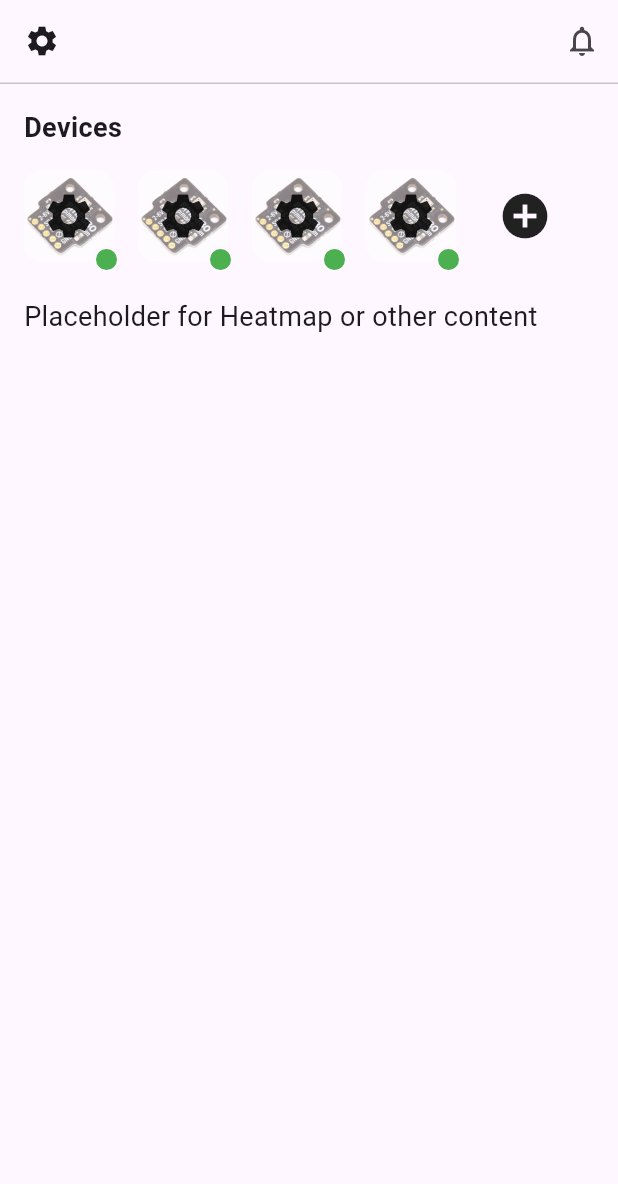
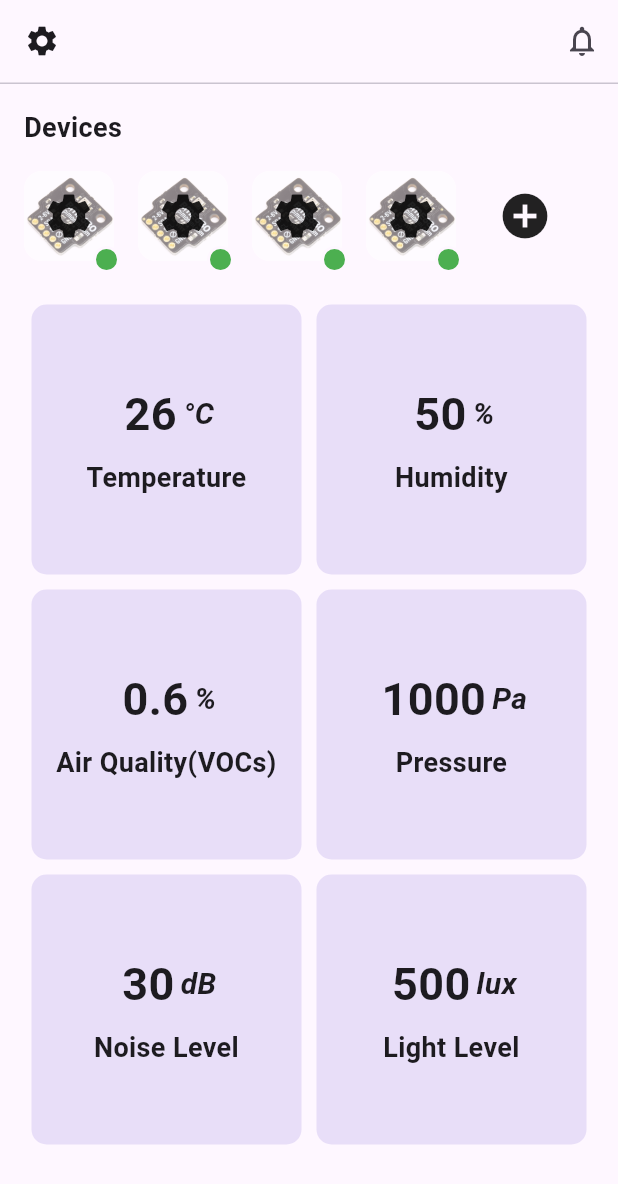
Before and after one commit to Canti-IoT/Canti-Hub, a Flutter app: the screen it shows after launch, on a phone screen of 412 x 824 dp. Shown: the top 1184 px of the screen. Run offline on Flutter 3.47's test engine with Material 3 defaults, Android fonts, the phone set to English and light mode, and no system bars; our stand-ins replace drift, permission_handler, shared_preferences, syncfusion_flutter_sliders; missing offline and left inert: flutter_foreground_task, flutter_octicons, syncfusion_flutter_core; accounts and stored records are empty; generated files the repository leaves out were written again.

Commit message:
feat: implement dynamic list/grid view

```diff
--- a/lib/l10n/app_en.arb
+++ b/lib/l10n/app_en.arb
@@ -9,6 +9,11 @@
   "settings_firmware_update": "Check for firmware update",
   "settings_system_theme": "Use system theme",
   "settings_dark_theme": "Use dark theme",
+  "settings_view": "View mode",
+  "settings_view_list": "List view",
+  "settings_view_grid1": "Grid 1",
+  "settings_view_grid2": "Grid 2",
+  "settings_view_grid3": "Grid 3",
   "settings_default_recurrence": "Configure default recurrences",
   "settings_wifi" : "Wi-Fi Settings",
   "settings_mqtt" : "MQTT Settings",
--- a/lib/pages/main_page/main_page.dart
+++ b/lib/pages/main_page/main_page.dart
@@ -1,9 +1,12 @@
 import 'package:canti_hub/pages/common/custom_app_bar.dart';
+import 'package:canti_hub/pages/detail_page/parameter_widget.dart';
 import 'package:canti_hub/pages/main_page/widgets/devices_list.dart';
 import 'package:canti_hub/pages/settings_page/pages/alarms_page/alarms_page.dart';
 import 'package:canti_hub/pages/settings_page/settings_page.dart';
+import 'package:canti_hub/providers/settings_provider.dart';
 import 'package:flutter/material.dart';
 import 'package:flutter_gen/gen_l10n/app_localizations.dart';
+import 'package:provider/provider.dart';
 
 class MainPage extends StatelessWidget {
   const MainPage({Key? key}) : super(key: key);
@@ -42,11 +45,58 @@ class MainPage extends StatelessWidget {
           const DevicesList(),
 
           // Placeholder for the heatmap or any other content
-          Container(
-            margin: const EdgeInsets.all(16),
-            child: const Text(
-              'Placeholder for Heatmap or other content',
-              style: TextStyle(fontSize: 18),
+          Expanded(
+            child: Container(
+              child: GridView.count(
+                childAspectRatio:
+                    context.watch<SettingsProvider>().displayMode.index == 0
+                        ? 4
+                        : 1,
+                crossAxisCount:
+                    context.watch<SettingsProvider>().displayMode.index > 0
+                        ? context.watch<SettingsProvider>().displayMode.index
+                        : 1,
+                padding: EdgeInsets.all(16.0),
+                children: [
+                  // Add ParameterWidget instances for different parameters
+                  ParameterWidget(
+                    parameterName: 'Temperature',
+                    value: 26.0, // Replace with actual value
+                    desiredValue: 21.0,
+                    unit: '°C',
+                  ),
+                  ParameterWidget(
+                    parameterName: 'Humidity',
+                    value: 50.0, // Replace with actual value
+                    desiredValue: 50.0,
+                    unit: '%',
+                  ),
+                  ParameterWidget(
+                    parameterName: 'Air Quality(VOCs)',
+                    value: 0.6, // Replace with actual value
+                    desiredValue: 1.0,
+                    unit: '%',
+                  ),
+                  ParameterWidget(
+                    parameterName: 'Pressure',
+                    value: 1000.0, // Replace with actual value
+                    desiredValue: 1010.0,
+                    unit: 'Pa',
+                  ),
+                  ParameterWidget(
+                    parameterName: 'Noise Level',
+                    value: 30.0, // Replace with actual value
+                    desiredValue: 1.0,
+                    unit: 'dB',
+                  ),
+                  ParameterWidget(
+                    parameterName: 'Light Level',
+                    value: 500.0, // Replace with actual value
+                    desiredValue: 50.0,
+                    unit: 'lux',
+                  ),
+                ],
+              ),
             ),
           ),
         ],
```
Also changed, not shown: lib/pages/detail_page/parameter_widget.dart (+51 -0 lines), lib/pages/settings_page/settings_page.dart (+23 -0 lines), lib/pages/settings_page/widgets/dropdown_setting.dart (added, +90 -0 lines).
